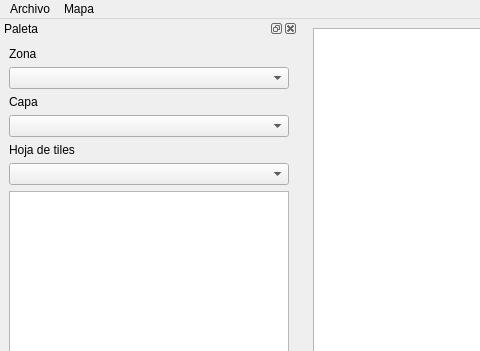
Above: editor/mainwindow.ui from FacundoCot/stardew_valley_tp before the change; both pictures show x 0 to 480 and y 0 to 351 of the 1200 by 800 pixel window. Below: the same form after it.
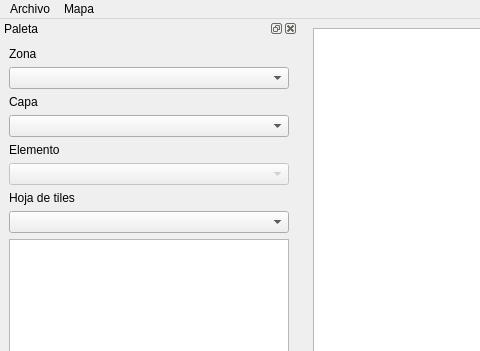
That is the form after the change.

Commit message: feat: elementos especiales, interiores

The edit to the form file:
```diff
--- a/editor/mainwindow.ui
+++ b/editor/mainwindow.ui
@@ -76,6 +76,20 @@
      <item>
       <widget class="QComboBox" name="layerComboBox"/>
      </item>
+     <item>
+      <widget class="QLabel" name="elementTypeLabel">
+       <property name="text">
+        <string>Elemento</string>
+       </property>
+      </widget>
+     </item>
+     <item>
+      <widget class="QComboBox" name="elementTypeComboBox">
+       <property name="enabled">
+        <bool>false</bool>
+       </property>
+      </widget>
+     </item>
      <item>
       <widget class="QLabel" name="sheetLabel">
        <property name="text">
```
The commit also changes 7 other files.
